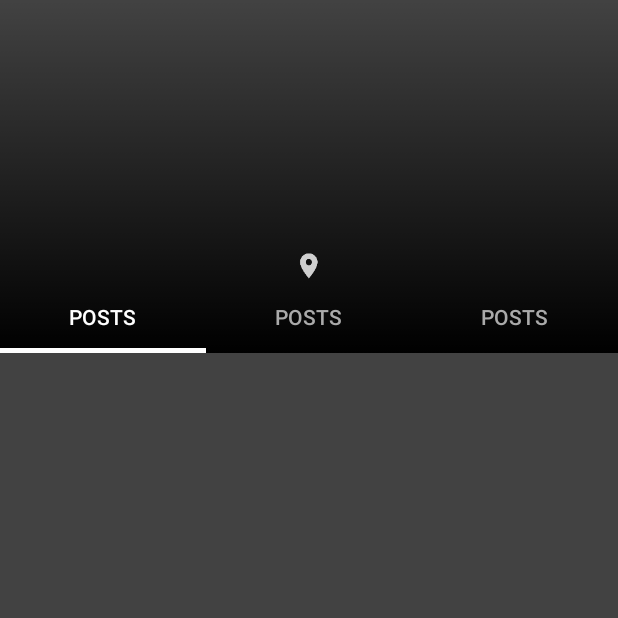
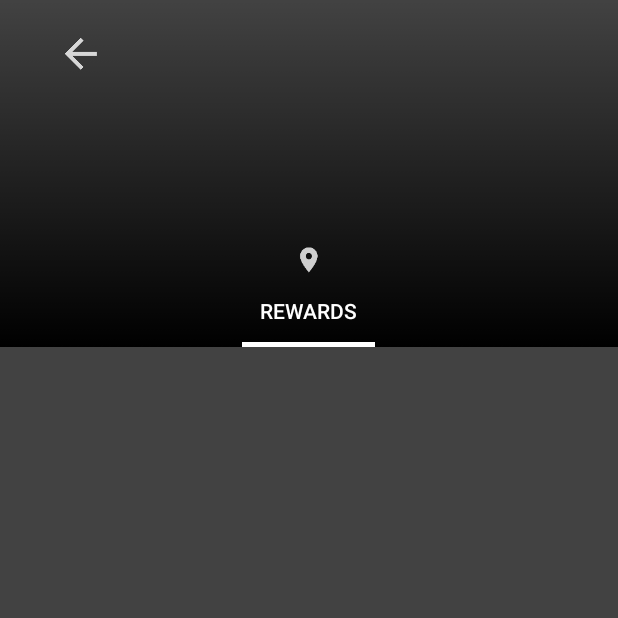
Before and after one commit to denzcoskun/Steem-Tracker-Android, an Android app: the ProfileActivity screen opened directly, with no data from a screen before it, on a phone screen of 412 x 824 dp, the top half of it. Run offline under Robolectric (Android 15) with nearby library versions, the phone set to English and light mode, and no system bars; our stand-ins replace ButterKnife, Picasso, Volley; network calls fail; 5 statements that could not run were skipped.

Commit message:
Project has been updated.

```diff
--- a/app/src/main/AndroidManifest.xml
+++ b/app/src/main/AndroidManifest.xml
@@ -19,7 +19,7 @@
                 <category android:name="android.intent.category.LAUNCHER" />
             </intent-filter>
         </activity>
-        <activity android:name=".ProfileActivity"></activity>
+        <activity android:name=".profile.ProfileActivity"></activity>
     </application>
 
 </manifest>
--- a/app/src/main/java/com/denzcoskun/steemtrackerandroid/MainActivity.java
+++ b/app/src/main/java/com/denzcoskun/steemtrackerandroid/MainActivity.java
@@ -11,15 +11,13 @@ import android.widget.Toast;
 import com.android.volley.Request;
 import com.android.volley.VolleyLog;
 import com.android.volley.toolbox.JsonArrayRequest;
-import com.android.volley.toolbox.JsonObjectRequest;
 import com.denzcoskun.steemtrackerandroid.models.ProfileModel;
 import com.denzcoskun.steemtrackerandroid.models.UserModel;
+import com.denzcoskun.steemtrackerandroid.profile.ProfileActivity;
 import com.fasterxml.jackson.databind.ObjectMapper;
 
 import org.json.JSONArray;
 import org.json.JSONObject;
-
-import java.io.IOException;
 
 import butterknife.BindView;
 import butterknife.ButterKnife;
@@ -64,6 +62,8 @@ public class MainActivity extends AppCompatActivity {
                         userModel.profileModel = mapper.readValue(profile.toString(), ProfileModel.class);
                         Intent intent = new Intent(MainActivity.this, ProfileActivity.class);
                         intent.putExtra("model",userModel.profileModel);
+                        intent.putExtra("balance",userModel.balance);
+                        intent.putExtra("sbdBalance",userModel.sbdBalance);
                         startActivity(intent);
                     } catch (Exception e) {
                         e.printStackTrace();
--- a/app/src/main/java/com/denzcoskun/steemtrackerandroid/ProfileActivity.java
+++ /dev/null
@@ -1,91 +0,0 @@
-package com.denzcoskun.steemtrackerandroid;
-
-import android.support.design.widget.FloatingActionButton;
-import android.support.design.widget.TabLayout;
-import android.support.v4.view.ViewPager;
-import android.support.v7.app.AppCompatActivity;
-import android.os.Bundle;
-import android.view.ViewGroup;
-import android.widget.ImageView;
-import android.widget.LinearLayout;
-import android.widget.RelativeLayout;
-import android.widget.TextView;
-
-import com.denzcoskun.steemtrackerandroid.models.ProfileModel;
-import com.denzcoskun.steemtrackerandroid.models.UserModel;
-import com.denzcoskun.steemtrackerandroid.profile.adapters.TabsPagerAdapter;
-import com.denzcoskun.steemtrackerandroid.transformations.PicassoCircleTransformation;
-import com.squareup.picasso.Picasso;
-import com.squareup.picasso.Transformation;
-
-import butterknife.BindView;
-import butterknife.ButterKnife;
-
-public class ProfileActivity extends AppCompatActivity {
-
-    @BindView(R.id.profile_image)
-    ImageView profileImage;
-
-    @BindView(R.id.cover_image)
-    ImageView coverImage;
-
-    @BindView(R.id.text_view_username)
-    TextView textViewUsername;
-
-    @BindView(R.id.text_view_about)
-    TextView textViewAbout;
-
-    @BindView(R.id.text_view_location)
-    TextView textViewLocation;
-
-    @BindView(R.id.linear_layout_profile)
-    LinearLayout linearLayoutProfile;
-
-    @BindView(R.id.tablayout)
-    TabLayout tabLayout;
-
-    @BindView(R.id.pager)
-    ViewPager viewPager;
-
-
-    private TabsPagerAdapter tabsPagerAdapter = null;
-
-    @Override
-    protected void onCreate(Bundle savedInstanceState) {
-        super.onCreate(savedInstanceState);
-        setContentView(R.layout.activity_profile);
-        ButterKnife.bind(this);
-
-        linearLayoutProfile.post((Runnable) () -> {
-            RelativeLayout.LayoutParams layoutParams = new RelativeLayout.LayoutParams(linearLayoutProfile.getWidth(), linearLayoutProfile.getHeight());
-            coverImage.setLayoutParams(layoutParams);
-        });
-
-        ProfileModel profileModel = (ProfileModel) getIntent().getSerializableExtra("model");
-
-        Picasso.with(this)
-                .load(profileModel.profileImage)
-                .transform(new PicassoCircleTransformation())
-                .into(profileImage);
-
-        Picasso.with(this)
-                .load(profileModel.coverImage)
-                .fit()
-                .centerCrop()
-                .into(coverImage);
-
-        textViewUsername.setText(profileModel.name);
-        textViewAbout.setText(profileModel.about);
-        textViewLocation.setText(profileModel.location);
-
-        tabsPagerAdapter = new TabsPagerAdapter(getSupportFragmentManager(), getBaseContext());
-
-        for (int i = 0; i < 3; i++) {
-            tabLayout.addTab(tabLayout.newTab());
-        }
-
-        viewPager.setAdapter(tabsPagerAdapter);
-        tabLayout.setupWithViewPager(viewPager);
-
-    }
-}
--- /dev/null
+++ b/app/src/main/java/com/denzcoskun/steemtrackerandroid/profile/ProfileActivity.java
@@ -0,0 +1,169 @@
+package com.denzcoskun.steemtrackerandroid.profile;
+
+import android.app.ProgressDialog;
+import android.content.Intent;
+import android.support.design.widget.FloatingActionButton;
+import android.support.design.widget.TabLayout;
+import android.support.v4.view.ViewPager;
+import android.support.v7.app.AppCompatActivity;
+import android.os.Bundle;
+import android.view.ViewGroup;
+import android.widget.ImageButton;
+import android.widget.ImageView;
+import android.widget.LinearLayout;
+import android.widget.RelativeLayout;
+import android.widget.TextView;
+import android.widget.Toast;
+
+import com.android.volley.Request;
+import com.android.volley.VolleyLog;
+import com.android.volley.toolbox.JsonArrayRequest;
+import com.denzcoskun.steemtrackerandroid.AppSingleton;
+import com.denzcoskun.steemtrackerandroid.MainActivity;
+import com.denzcoskun.steemtrackerandroid.R;
+import com.denzcoskun.steemtrackerandroid.constants.CurrencyConstants;
+import com.denzcoskun.steemtrackerandroid.models.ConvertModel;
+import com.denzcoskun.steemtrackerandroid.models.ProfileModel;
+import com.denzcoskun.steemtrackerandroid.models.UserModel;
+import com.denzcoskun.steemtrackerandroid.profile.adapters.TabsPagerAdapter;
+import com.denzcoskun.steemtrackerandroid.transformations.PicassoCircleTransformation;
+import com.fasterxml.jackson.databind.ObjectMapper;
+import com.squareup.picasso.Picasso;
+import com.squareup.picasso.Transformation;
+
+import org.json.JSONArray;
+import org.json.JSONObject;
+
+import butterknife.BindView;
+import butterknife.ButterKnife;
+
+public class ProfileActivity extends AppCompatActivity {
+
+    @BindView(R.id.profile_image)
+    ImageView profileImage;
+
+    @BindView(R.id.cover_image)
+    ImageView coverImage;
+
+    @BindView(R.id.text_view_username)
+    TextView textViewUsername;
+
+    @BindView(R.id.text_view_about)
+    TextView textViewAbout;
+
+    @BindView(R.id.text_view_location)
+    TextView textViewLocation;
+
+    @BindView(R.id.linear_layout_profile)
+    LinearLayout linearLayoutProfile;
+
+    @BindView(R.id.tablayout)
+    TabLayout tabLayout;
+
+    @BindView(R.id.pager)
+    ViewPager viewPager;
+
+    @BindView(R.id.back_button)
+    ImageButton backButton;
+
+    ProgressDialog pDialog;
+    String balance;
+    String sbdbalance;
+    ConvertModel convertModel;
+    private TabsPagerAdapter tabsPagerAdapter = null;
+
+    @Override
+    protected void onCreate(Bundle savedInstanceState) {
+        super.onCreate(savedInstanceState);
+        setContentView(R.layout.activity_profile);
+        ButterKnife.bind(this);
+
+        pDialog = new ProgressDialog(this);
+        pDialog.setMessage(getString(R.string.loading));
+        pDialog.setCancelable(false);
+
+        linearLayoutProfile.post((Runnable) () -> {
+            RelativeLayout.LayoutParams layoutParams = new RelativeLayout.LayoutParams(linearLayoutProfile.getWidth(), linearLayoutProfile.getHeight());
+            coverImage.setLayoutParams(layoutParams);
+        });
+
+        ProfileModel profileModel = (ProfileModel) getIntent().getSerializableExtra("model");
+        balance = getIntent().getStringExtra("balance");
+        sbdbalance = getIntent().getStringExtra("sbdbalance");
+
+        Picasso.with(this)
+                .load(profileModel.profileImage)
+                .transform(new PicassoCircleTransformation())
+                .into(profileImage);
+
+        Picasso.with(this)
+                .load(profileModel.coverImage)
+                .fit()
+                .centerCrop()
+                .into(coverImage);
+
+        textViewUsername.setText(profileModel.name);
+        textViewAbout.setText(profileModel.about);
+        textViewLocation.setText(profileModel.location);
+
+        tabsPagerAdapter = new TabsPagerAdapter(getSupportFragmentManager(), getBaseContext());
+
+        for (int i = 0; i < 3; i++) {
+            tabLayout.addTab(tabLayout.newTab());
+        }
+
+        viewPager.setAdapter(tabsPagerAdapter);
+        tabLayout.setupWithViewPager(viewPager);
+
+        backButton.setOnClickListener(v -> finish());
+
+    }
+
+    private void makeRequestConvert(String balance, String currency){
+        showpDialog();
+        String dayUrl = getString(R.string.api_coin_market)+"/?convert=" + currency;
+        JsonArrayRequest userRequest = new JsonArrayRequest
+                (Request.Method.GET, dayUrl, null, response -> {
+                    ObjectMapper mapper = new ObjectMapper();
+                    try {
+                        JSONArray jsonArray = response;
+                        JSONObject jsonObject = jsonArray.getJSONObject(0);
+                        convertModel = mapper.readValue(jsonObject.toString(), ConvertModel.class);
+                        if (currency.equalsIgnoreCase(CurrencyConstants.LIRA)){
+                            calculateAmount(balance, convertModel.priceTry);
+                        }else if(currency.equalsIgnoreCase(CurrencyConstants.EURO)){
+                            calculateAmount(balance, convertModel.priceEur);
+                        }else if(currency.equalsIgnoreCase(CurrencyConstants.RUBLE)){
+                            calculateAmount(balance, convertModel.priceRub);
+                        }else{
+                            calculateAmount(balance, convertModel.priceUsd);
+                        }
+                    } catch (Exception e) {
+                        e.printStackTrace();
+                    }
+                    hidepDialog();
+                }, error -> {
+                    VolleyLog.d("TAG", "Error: " + error.getMessage());
+                    System.out.println( error.getMessage());
+                    Toast.makeText(getApplicationContext(),
+                            error.getMessage(), Toast.LENGTH_SHORT).show();
+                    hidepDialog();
+                });
+        AppSingleton.getInstance().addToRequestQueue(userRequest);
+    }
+
+    private void showpDialog() {
+        if (!pDialog.isShowing())
+            pDialog.show();
+    }
+
+    private void hidepDialog() {
+        if (pDialog.isShowing())
+            pDialog.dismiss();
+    }
+
+    public String calculateAmount(String balance, String value){
+        Double total = Double.parseDouble(balance)*Double.parseDouble(value);
+        return Double.toString(total);
+    }
+}
--- a/app/src/main/java/com/denzcoskun/steemtrackerandroid/profile/adapters/TabsPagerAdapter.java
+++ b/app/src/main/java/com/denzcoskun/steemtrackerandroid/profile/adapters/TabsPagerAdapter.java
@@ -15,7 +15,7 @@ import java.util.List;
  */
 
 public class TabsPagerAdapter extends FragmentPagerAdapter {
-    Context context = null;
+
     public TabsPagerAdapter(FragmentManager fragmentManager, Context context ) {
         super(fragmentManager);
     }
@@ -29,12 +29,12 @@ public class TabsPagerAdapter extends FragmentPagerAdapter {
     @Override
     public int getCount() {
 
-        return 3;
+        return 1;
     }
 
     @Override
     public CharSequence getPageTitle(int position) {
-        return "Posts";
+        return "Rewards";
     }
 
 }
--- a/app/src/main/res/layout/activity_profile.xml
+++ b/app/src/main/res/layout/activity_profile.xml
@@ -5,7 +5,7 @@
     android:layout_height="match_parent"
     xmlns:app="http://schemas.android.com/apk/res-auto"
     android:background="@color/colorPrimaryDark"
-    tools:context="com.denzcoskun.steemtrackerandroid.ProfileActivity">
+    tools:context="com.denzcoskun.steemtrackerandroid.profile.ProfileActivity">
     <android.support.v4.widget.NestedScrollView
         android:layout_width="match_parent"
         android:layout_height="match_parent">
@@ -28,11 +28,29 @@
                     android:paddingTop="10dp"
                     android:background="@drawable/profile_background"
                     android:layout_height="wrap_content">
-                    <ImageView
-                        android:id="@+id/profile_image"
-                        android:layout_width="100dp"
-                        android:layout_gravity="center_horizontal"
-                        android:layout_height="100dp" />
+                    <RelativeLayout
+                        android:layout_width="match_parent"
+                        android:orientation="vertical"
+                        android:layout_height="wrap_content">
+                        <LinearLayout
+                            android:layout_width="wrap_content"
+                            android:paddingLeft="10dp"
+                            android:layout_height="wrap_content">
+                            <ImageButton
+                                android:id="@+id/back_button"
+                                style="?android:borderlessButtonStyle"
+                                android:src="@drawable/ic_back_button"
+                                android:layout_height="wrap_content"
+                                android:layout_width="wrap_content" />
+
+                        </LinearLayout>
+                        <ImageView
+                            android:id="@+id/profile_image"
+                            android:layout_width="100dp"
+                            android:layout_centerHorizontal="true"
+                            android:layout_height="100dp" />
+                    </RelativeLayout>
+
                     <LinearLayout
                         android:layout_width="match_parent"
                         android:layout_height="wrap_content">
@@ -45,8 +63,10 @@
                             android:layout_height="wrap_content" />
                     </LinearLayout>
                     <LinearLayout
-                        android:paddingTop="5dp"
+                        android:paddingTop="3dp"
                         android:layout_width="match_parent"
+                        android:paddingLeft="16dp"
+                        android:paddingRight="16dp"
                         android:layout_height="wrap_content">
                         <TextView
                             android:id="@+id/text_view_about"
@@ -59,7 +79,7 @@
                         android:layout_width="match_parent"
                         android:orientation="horizontal"
                         android:gravity="center"
-                        android:paddingTop="5dp"
+                        android:paddingTop="3dp"
                         android:layout_height="wrap_content">
                         <ImageView
                             android:layout_width="20dp"
--- a/app/src/main/res/values/strings.xml
+++ b/app/src/main/res/values/strings.xml
@@ -2,7 +2,11 @@
     <string name="app_name">SteemTrackerAndroid</string>
 
     <string name="loading">Loading</string>
+
     <string name="steemjs_url">https://api.steemjs.com/</string>
+    <string name="api_coin_market">https://api.coinmarketcap.com/v1/ticker/</string>
+
+
     <string name="search">Search</string>
     <string name="get_info_text">Please enter username which want to get info</string>
 </resources>
```
